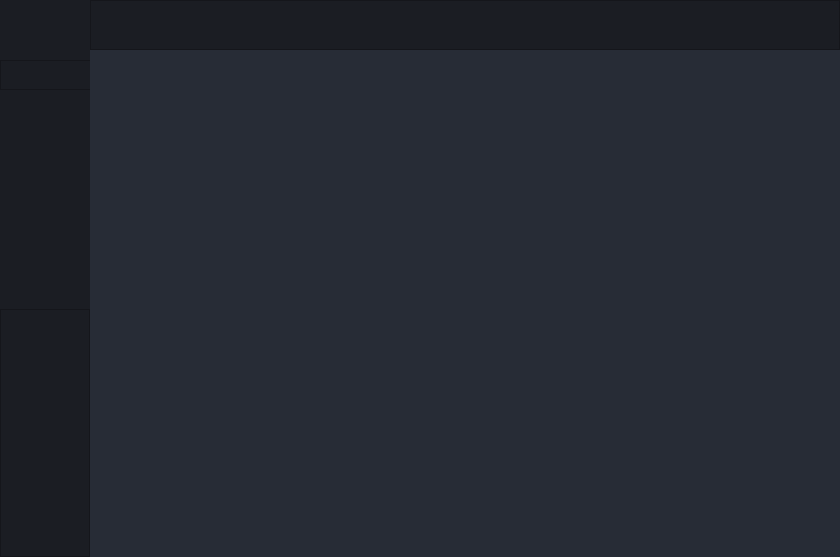
The window that DataBase_course_work/interface.ui (Pokulord/RTFPRACTICS) describes before a commit, drawn with Qt 5.
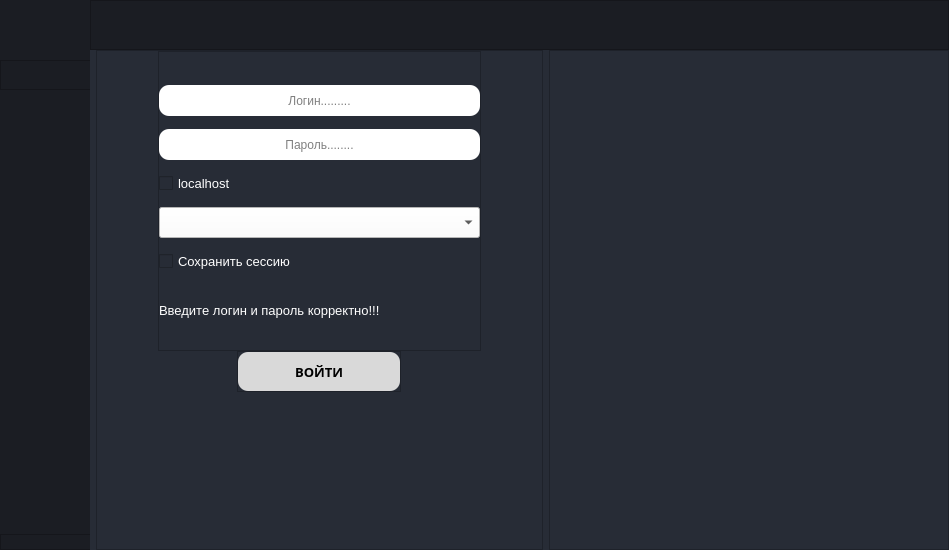
The same window after the commit. Icons and pictures are not drawn.

Commit message: 60% finished interface. Back-end part in soon......

What changed in the file:
```diff
--- a/DataBase_course_work/interface.ui
+++ b/DataBase_course_work/interface.ui
@@ -6,13 +6,13 @@
    <rect>
     <x>0</x>
     <y>0</y>
-    <width>840</width>
-    <height>557</height>
+    <width>949</width>
+    <height>550</height>
    </rect>
   </property>
   <property name="maximumSize">
    <size>
-    <width>840</width>
+    <width>999999</width>
     <height>557</height>
    </size>
   </property>
@@ -150,6 +150,9 @@
     </item>
     <item>
      <widget class="QFrame" name="Content">
+      <property name="enabled">
+       <bool>true</bool>
+      </property>
       <property name="frameShape">
        <enum>QFrame::NoFrame</enum>
       </property>
@@ -157,9 +160,6 @@
        <enum>QFrame::Raised</enum>
       </property>
       <layout class="QHBoxLayout" name="horizontalLayout_2">
-       <property name="spacing">
-        <number>0</number>
-       </property>
        <property name="leftMargin">
         <number>0</number>
        </property>
@@ -237,6 +237,11 @@
                  <height>0</height>
                 </size>
                </property>
+               <property name="font">
+                <font>
+                 <pointsize>9</pointsize>
+                </font>
+               </property>
                <property name="styleSheet">
                 <string notr="true">QPushButton 
 {
@@ -273,6 +278,11 @@
                  <height>0</height>
                 </size>
                </property>
+               <property name="font">
+                <font>
+                 <pointsize>9</pointsize>
+                </font>
+               </property>
                <property name="styleSheet">
                 <string notr="true">QPushButton 
 {
@@ -304,7 +314,7 @@
             </layout>
            </widget>
           </item>
-          <item>
+          <item alignment="Qt::AlignBottom">
            <widget class="QFrame" name="bottom_left_menus">
             <property name="frameShape">
              <enum>QFrame::StyledPanel</enum>
@@ -312,6 +322,59 @@
             <property name="frameShadow">
              <enum>QFrame::Raised</enum>
             </property>
+            <layout class="QVBoxLayout" name="verticalLayout_10">
+             <property name="spacing">
+              <number>0</number>
+             </property>
+             <property name="leftMargin">
+              <number>0</number>
+             </property>
+             <property name="topMargin">
+              <number>0</number>
+             </property>
+             <property name="rightMargin">
+              <number>0</number>
+             </property>
+             <property name="bottomMargin">
+              <number>0</number>
+             </property>
+             <item>
+              <widget class="QPushButton" name="logout_but">
+               <property name="minimumSize">
+                <size>
+                 <width>90</width>
+                 <height>0</height>
+                </size>
+               </property>
+               <property name="styleSheet">
+                <string notr="true">QPushButton 
+{
+	color: white;
+	border: none ;
+}
+
+QPushButton:hover
+{
+	
+	background-color:rgb(12, 13, 16)
+}</string>
+               </property>
+               <property name="text">
+                <string/>
+               </property>
+               <property name="icon">
+                <iconset>
+                 <normaloff>icons/logout_but.png</normaloff>icons/logout_but.png</iconset>
+               </property>
+               <property name="iconSize">
+                <size>
+                 <width>30</width>
+                 <height>58</height>
+                </size>
+               </property>
+              </widget>
+             </item>
+            </layout>
            </widget>
           </item>
          </layout>
@@ -321,6 +384,360 @@
         <widget class="QFrame" name="main_pages">
          <property name="frameShape">
           <enum>QFrame::NoFrame</enum>
+         </property>
+         <property name="frameShadow">
+          <enum>QFrame::Raised</enum>
+         </property>
+         <layout class="QHBoxLayout" name="horizontalLayout_3">
+          <property name="spacing">
+           <number>0</number>
+          </property>
+          <property name="leftMargin">
+           <number>0</number>
+          </property>
+          <property name="topMargin">
+           <number>0</number>
+          </property>
+          <property name="rightMargin">
+           <number>0</number>
+          </property>
+          <property name="bottomMargin">
+           <number>0</number>
+          </property>
+          <item>
+           <widget class="QStackedWidget" name="stackedWidget">
+            <property name="currentIndex">
+             <number>1</number>
+            </property>
+            <widget class="QWidget" name="Info_page">
+             <layout class="QVBoxLayout" name="verticalLayout_9">
+              <property name="spacing">
+               <number>0</number>
+              </property>
+              <property name="leftMargin">
+               <number>0</number>
+              </property>
+              <property name="topMargin">
+               <number>0</number>
+              </property>
+              <property name="rightMargin">
+               <number>0</number>
+              </property>
+              <property name="bottomMargin">
+               <number>0</number>
+              </property>
+              <item>
+               <widget class="QFrame" name="info_page_frame">
+                <property name="frameShape">
+                 <enum>QFrame::StyledPanel</enum>
+                </property>
+                <property name="frameShadow">
+                 <enum>QFrame::Raised</enum>
+                </property>
+               </widget>
+              </item>
+             </layout>
+            </widget>
+            <widget class="QWidget" name="authorize_page">
+             <layout class="QVBoxLayout" name="verticalLayout_5">
+              <property name="spacing">
+               <number>0</number>
+              </property>
+              <property name="leftMargin">
+               <number>0</number>
+              </property>
+              <property name="topMargin">
+               <number>0</number>
+              </property>
+              <property name="rightMargin">
+               <number>0</number>
+              </property>
+              <property name="bottomMargin">
+               <number>0</number>
+              </property>
+              <item>
+               <widget class="QFrame" name="authorize_frame">
+                <property name="minimumSize">
+                 <size>
+                  <width>0</width>
+                  <height>500</height>
+                 </size>
+                </property>
+                <property name="frameShape">
+                 <enum>QFrame::StyledPanel</enum>
+                </property>
+                <property name="frameShadow">
+                 <enum>QFrame::Raised</enum>
+                </property>
+                <layout class="QVBoxLayout" name="verticalLayout_6">
+                 <property name="spacing">
+                  <number>0</number>
+                 </property>
+                 <property name="leftMargin">
+                  <number>0</number>
+                 </property>
+                 <property name="topMargin">
+                  <number>0</number>
+                 </property>
+                 <property name="rightMargin">
+                  <number>0</number>
+                 </property>
+                 <property name="bottomMargin">
+                  <number>0</number>
+                 </property>
+                 <item alignment="Qt::AlignHCenter">
+                  <widget class="QFrame" name="data_input_frame">
+                   <property name="minimumSize">
+                    <size>
+                     <width>0</width>
+                     <height>300</height>
+                    </size>
+                   </property>
+                   <property name="frameShape">
+                    <enum>QFrame::StyledPanel</enum>
+                   </property>
+                   <property name="frameShadow">
+                    <enum>QFrame::Raised</enum>
+                   </property>
+                   <layout class="QVBoxLayout" name="verticalLayout_8">
+                    <property name="spacing">
+                     <number>0</number>
+                    </property>
+                    <property name="leftMargin">
+                     <number>0</number>
+                    </property>
+                    <property name="topMargin">
+                     <number>20</number>
+                    </property>
+                    <property name="rightMargin">
+                     <number>0</number>
+                    </property>
+                    <property name="bottomMargin">
+                     <number>0</number>
+                    </property>
+                    <item>
+                     <widget class="QLineEdit" name="login_lineedit">
+                      <property name="minimumSize">
+                       <size>
+                        <width>321</width>
+                        <height>31</height>
+                       </size>
+                      </property>
+                      <property name="maximumSize">
+                       <size>
+                        <width>321</width>
+                        <height>31</height>
+                       </size>
+                      </property>
+                      <property name="layoutDirection">
+                       <enum>Qt::RightToLeft</enum>
+                      </property>
+                      <property name="styleSheet">
+                       <string notr="true">background-color: white;
+border-radius:10px</string>
+                      </property>
+                      <property name="text">
+                       <string/>
+                      </property>
+                      <property name="alignment">
+                       <set>Qt::AlignCenter</set>
+                      </property>
+                      <property name="placeholderText">
+                       <string>Логин.........</string>
+                      </property>
+                     </widget>
+                    </item>
+                    <item>
+                     <widget class="QLineEdit" name="password_lineEdit">
+                      <property name="maximumSize">
+                       <size>
+                        <width>321</width>
+                        <height>31</height>
+                       </size>
+                      </property>
+                      <property name="styleSheet">
+                       <string notr="true">border-radius:10px;
+background-color:white;</string>
+                      </property>
+                      <property name="text">
+                       <string/>
+                      </property>
+                      <property name="echoMode">
+                       <enum>QLineEdit::Password</enum>
+                      </property>
+                      <property name="alignment">
+                       <set>Qt::AlignCenter</set>
+                      </property>
+                      <property name="placeholderText">
+                       <string>Пароль........</string>
+                      </property>
+                     </widget>
+                    </item>
+                    <item>
+                     <widget class="QCheckBox" name="checkBox">
+                      <property name="font">
+                       <font>
+                        <pointsize>10</pointsize>
+                       </font>
+                      </property>
+                      <property name="styleSheet">
+                       <string notr="true">color:white</string>
+                      </property>
+                      <property name="text">
+                       <string>localhost</string>
+                      </property>
+                     </widget>
+                    </item>
+                    <item>
+                     <widget class="QComboBox" name="DB_choice_CB">
+                      <property name="maximumSize">
+                       <size>
+                        <width>321</width>
+                        <height>31</height>
+                       </size>
+                      </property>
+                      <property name="styleSheet">
+                       <string notr="true">background-color:white</string>
+                      </property>
+                      <property name="currentText">
+                       <string/>
+                      </property>
+                      <property name="sizeAdjustPolicy">
+                       <enum>QComboBox::AdjustToContents</enum>
+                      </property>
+                     </widget>
+                    </item>
+                    <item>
+                     <widget class="QCheckBox" name="checkBox_2">
+                      <property name="font">
+                       <font>
+                        <pointsize>10</pointsize>
+                       </font>
+                      </property>
+                      <property name="styleSheet">
+                       <string notr="true">color:white</string>
+                      </property>
+                      <property name="text">
+                       <string>Сохранить сессию</string>
+                      </property>
+                     </widget>
+                    </item>
+                    <item>
+                     <widget class="QLabel" name="label">
+                      <property name="maximumSize">
+                       <size>
+                        <width>321</width>
+                        <height>50</height>
+                       </size>
+                      </property>
+                      <property name="font">
+                       <font>
+                        <pointsize>10</pointsize>
+                       </font>
+                      </property>
+                      <property name="styleSheet">
+                       <string notr="true">color: white</string>
+                      </property>
+                      <property name="text">
+                       <string>Введите логин и пароль корректно!!!</string>
+                      </property>
+                     </widget>
+                    </item>
+                   </layout>
+                  </widget>
+                 </item>
+                 <item alignment="Qt::AlignHCenter|Qt::AlignTop">
+                  <widget class="QFrame" name="frame_2">
+                   <property name="frameShape">
+                    <enum>QFrame::StyledPanel</enum>
+                   </property>
+                   <property name="frameShadow">
+                    <enum>QFrame::Raised</enum>
+                   </property>
+                   <layout class="QVBoxLayout" name="verticalLayout_7">
+                    <property name="spacing">
+                     <number>0</number>
+                    </property>
+                    <property name="leftMargin">
+                     <number>0</number>
+                    </property>
+                    <property name="topMargin">
+                     <number>0</number>
+                    </property>
+                    <property name="rightMargin">
+                     <number>0</number>
+                    </property>
+                    <property name="bottomMargin">
+                     <number>0</number>
+                    </property>
+                    <item alignment="Qt::AlignLeft">
+                     <widget class="QPushButton" name="Authorize_button">
+                      <property name="enabled">
+                       <bool>true</bool>
+                      </property>
+                      <property name="minimumSize">
+                       <size>
+                        <width>162</width>
+                        <height>39</height>
+                       </size>
+                      </property>
+                      <property name="maximumSize">
+                       <size>
+                        <width>162</width>
+                        <height>39</height>
+                       </size>
+                      </property>
+                      <property name="font">
+                       <font>
+                        <family>Montserrat</family>
+                        <pointsize>10</pointsize>
+                        <weight>75</weight>
+                        <bold>true</bold>
+                       </font>
+                      </property>
+                      <property name="styleSheet">
+                       <string notr="true">QPushButton
+{
+	
+	background-color: rgb(217, 217, 217);
+	border-radius: 10px;
+}
+
+QPushButton:hover
+{
+	
+	background-color: rgb(64, 72, 89);
+}</string>
+                      </property>
+                      <property name="text">
+                       <string>ВОЙТИ</string>
+                      </property>
+                     </widget>
+                    </item>
+                   </layout>
+                  </widget>
+                 </item>
+                </layout>
+               </widget>
+              </item>
+             </layout>
+            </widget>
+            <widget class="QWidget" name="page_2"/>
+           </widget>
+          </item>
+         </layout>
+        </widget>
+       </item>
+       <item>
+        <widget class="QFrame" name="logging_frame">
+         <property name="minimumSize">
+          <size>
+           <width>400</width>
+           <height>0</height>
+          </size>
+         </property>
+         <property name="frameShape">
+          <enum>QFrame::StyledPanel</enum>
          </property>
          <property name="frameShadow">
           <enum>QFrame::Raised</enum>
```
The commit also changes 6 other files.
